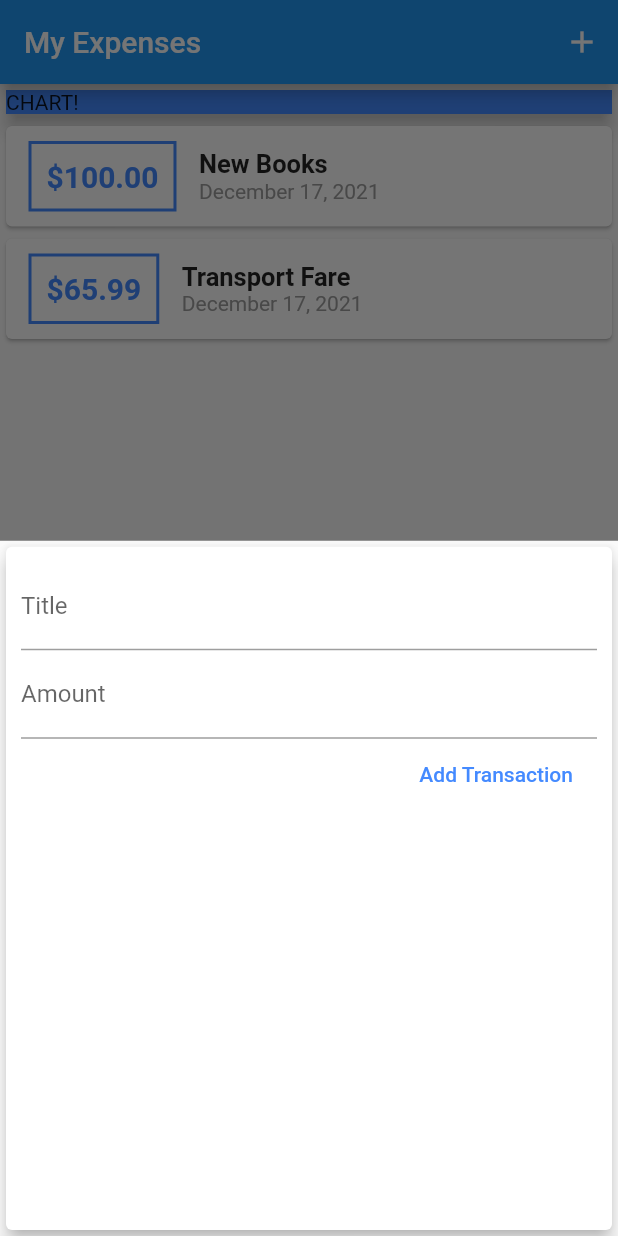
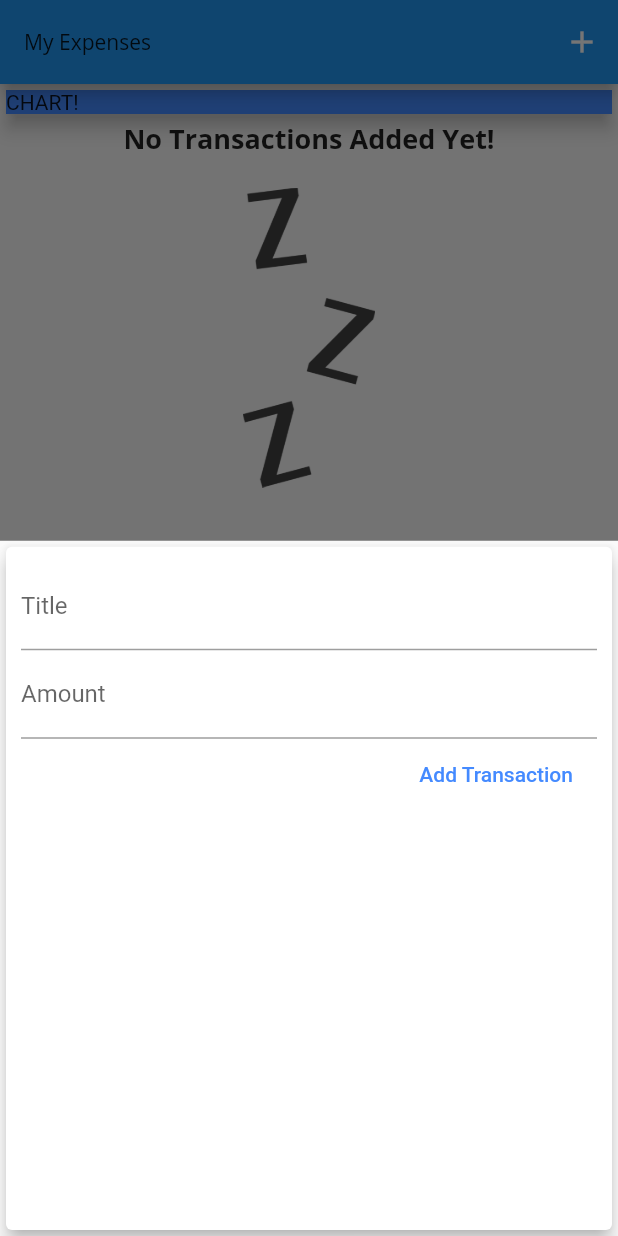
Before and after one commit to ahmadadejumo/expense-tracker-app, a Flutter app: the screen it shows after launch, after a tap on the "add" icon, on a phone screen of 412 x 824 dp. Run offline on Flutter 3.47's test engine with Material 2 defaults, Android fonts, the phone set to English and light mode, and no system bars; Roboto replaces fonts that are missing (Open Sans).

```diff
--- a/lib/main.dart
+++ b/lib/main.dart
@@ -14,7 +14,23 @@ class MyApp extends StatelessWidget {
   Widget build(BuildContext context) {
     return MaterialApp(
       title: 'My Expenses',
-      theme: ThemeData(primaryColor: Colors.blueAccent),
+      theme: ThemeData(
+        primaryColor: Colors.blueAccent,
+        accentColor: Colors.lightBlue,
+        fontFamily: "Quicksand",
+        textTheme: ThemeData.light().textTheme.copyWith(
+              bodyText1: TextStyle(
+                fontFamily: "OpenSans",
+                fontWeight: FontWeight.bold,
+                fontSize: 18,
+              ),
+            ),
+        appBarTheme: AppBarTheme(
+          textTheme: ThemeData.light().textTheme.copyWith(
+                bodyText1: TextStyle(fontFamily: "OpenSans", fontSize: 20),
+              ),
+        ),
+      ),
       home: MyHomePage(),
     );
   }
@@ -28,18 +44,18 @@ class MyHomePage extends StatefulWidget {
 class _MyHomePageState extends State<MyHomePage> {
   // const MyHomePage({Key? key}) : super(key: key);
   final List<Transaction> _userTransactions = [
-    Transaction(
-      id: "t1",
-      title: "New Books",
-      amount: 100,
-      date: DateTime.now(),
-    ),
-    Transaction(
-      id: "t2",
-      title: "Transport Fare",
-      amount: 65.99,
-      date: DateTime.now(),
-    ),
+    // Transaction(
+    //   id: "t1",
+    //   title: "New Books",
+    //   amount: 100,
+    //   date: DateTime.now(),
+    // ),
+    // Transaction(
+    //   id: "t2",
+    //   title: "Transport Fare",
+    //   amount: 65.99,
+    //   date: DateTime.now(),
+    // ),
   ];
 
   void _addNewTransactions(String txTitle, double txAmount) {
@@ -71,7 +87,10 @@ class _MyHomePageState extends State<MyHomePage> {
   Widget build(BuildContext context) {
     return Scaffold(
       appBar: AppBar(
-        title: Text("My Expenses"),
+        title: Text(
+          "My Expenses",
+          style: TextStyle(fontFamily: "Open Sans"),
+        ),
         actions: [
           IconButton(
             icon: Icon(Icons.add),
--- a/lib/widgets/transaction_list.dart
+++ b/lib/widgets/transaction_list.dart
@@ -12,15 +12,35 @@ class TransactionList extends StatelessWidget {
   Widget build(BuildContext context) {
     return Container(
       height: 500,
-      child: ListView.builder(
+      child: transactions.isEmpty
+          ? Column(
+              children: [
+                Text(
+                  "No Transactions Added Yet!",
+                  style: Theme.of(context).textTheme.bodyText1,
+                ),
+                SizedBox(
+                  height: 20,
+                ),
+                Container(
+                    height: 200,
+                    child: Image.asset(
+                      "./assets/images/waiting.png",
+                      fit: BoxFit.cover,
+                    ))
+              ],
+            )
+          : ListView.builder(
               itemBuilder: (ctx, index) {
                 return Card(
                   child: Row(
                     children: [
                       Container(
-                  margin: EdgeInsets.symmetric(vertical: 10, horizontal: 15),
+                        margin:
+                            EdgeInsets.symmetric(vertical: 10, horizontal: 15),
                         decoration: BoxDecoration(
-                      border: Border.all(color: Colors.blueAccent, width: 2)),
+                            border:
+                                Border.all(color: Colors.blueAccent, width: 2)),
                         padding: EdgeInsets.all(10),
                         child: Text(
                           "\$${transactions[index].amount.toStringAsFixed(2)}",
@@ -34,8 +54,7 @@ class TransactionList extends StatelessWidget {
                         crossAxisAlignment: CrossAxisAlignment.start,
                         children: [
                           Text(transactions[index].title,
-                        style: TextStyle(
-                            fontWeight: FontWeight.bold, fontSize: 17)),
+                              style: Theme.of(context).textTheme.bodyText1),
                           Text(
                               DateFormat()
                                   .add_yMMMMd()
```
Also changed, not shown: pubspec.yaml (+15 -8 lines), assets/fonts/OpenSans-Bold.ttf (added), assets/fonts/OpenSans-Regular.ttf (added), assets/fonts/Quicksand-Bold.ttf (added), assets/fonts/Quicksand-Light.ttf (added), assets/fonts/Quicksand-Medium.ttf (added), assets/fonts/Quicksand-Regular.ttf (added), assets/images/waiting.png (added). Lines whose indentation alone changed are shown as unchanged.
